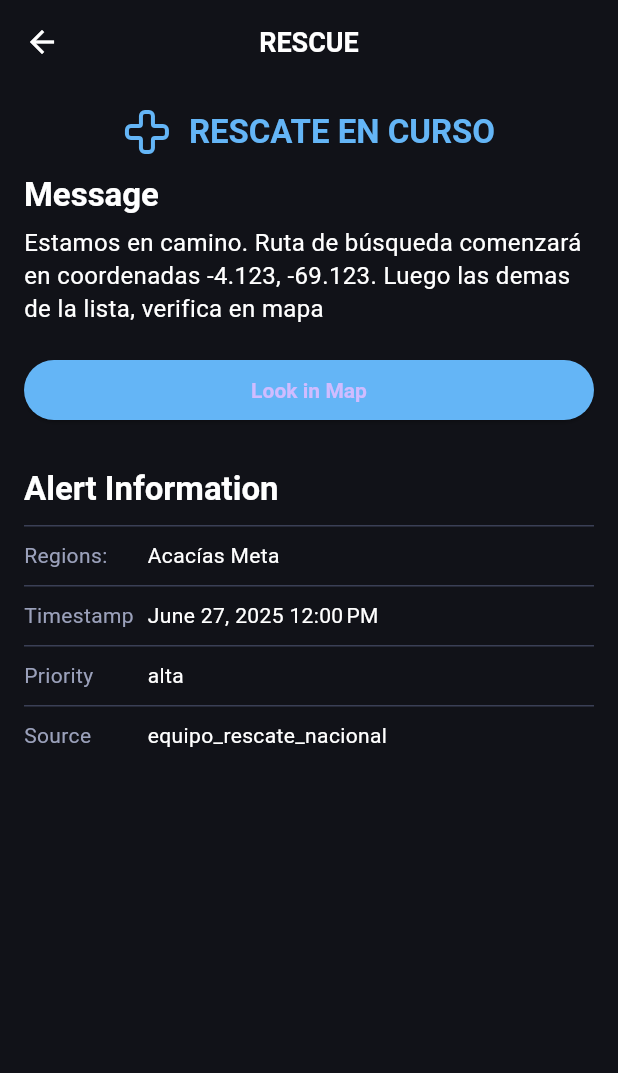
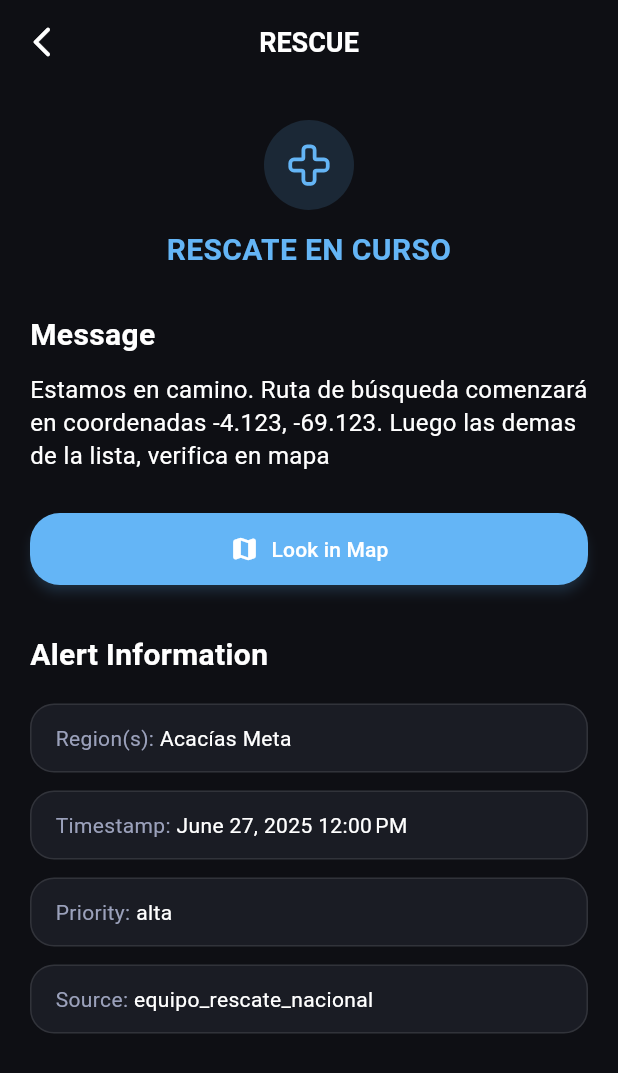
Before and after one commit to Jejid/Global_Alert_GNSS, a Flutter app: the screen it shows after launch, after a tap on "Rescate en curso", on a phone screen of 412 x 824 dp. Shown: the top 1073 px of the screen. Run offline on Flutter 3.47's test engine with Material 3 defaults, Android fonts, the phone set to English and light mode, and no system bars; our stand-ins replace flutter_map, google_maps_flutter, latlong2, lucide_icons; missing offline and left inert: flutter_map_tile_caching.

Commit message:
New looks for screens

```diff
--- a/lib/l10n/app_localizations.dart
+++ b/lib/l10n/app_localizations.dart
@@ -119,13 +119,13 @@ abstract class AppLocalizations {
   /// No description provided for @region.
   ///
   /// In en, this message translates to:
-  /// **'Region:'**
+  /// **'Region'**
   String get region;
 
   /// No description provided for @regions.
   ///
   /// In en, this message translates to:
-  /// **'Regions:'**
+  /// **'Region(s)'**
   String get regions;
 
   /// No description provided for @loadingError.
--- a/lib/l10n/app_localizations_en.dart
+++ b/lib/l10n/app_localizations_en.dart
@@ -18,10 +18,10 @@ class AppLocalizationsEn extends AppLocalizations {
   String get validUntil => 'Valid until:';
 
   @override
-  String get region => 'Region:';
+  String get region => 'Region';
 
   @override
-  String get regions => 'Regions:';
+  String get regions => 'Region(s)';
 
   @override
   String get loadingError => 'Error loading alerts';
--- a/lib/l10n/app_localizations_es.dart
+++ b/lib/l10n/app_localizations_es.dart
@@ -18,10 +18,10 @@ class AppLocalizationsEs extends AppLocalizations {
   String get validUntil => 'Válido hasta:';
 
   @override
-  String get region => 'Región:';
+  String get region => 'Región';
 
   @override
-  String get regions => 'Regiones:';
+  String get regions => 'Region(es)';
 
   @override
   String get loadingError => 'Error al cargar alertas';
--- a/lib/l10n/intl_en.arb
+++ b/lib/l10n/intl_en.arb
@@ -3,8 +3,8 @@
   "alertsTitle": "Alerts",
   "viewAlerts": "View Alerts",
   "validUntil": "Valid until:",
-  "region": "Region:",
-  "regions": "Region(s):",
+  "region": "Region",
+  "regions": "Region(s)",
   "loadingError": "Error loading alerts",
   "appTitle": "Global Alert GNSS",
   "recentAlerts": "Recent Alerts",
--- a/lib/l10n/intl_es.arb
+++ b/lib/l10n/intl_es.arb
@@ -3,8 +3,8 @@
   "alertsTitle": "Alertas",
   "viewAlerts": "Ver Alertas",
   "validUntil": "Válido hasta:",
-  "region": "Región:",
-  "regions": "Region(es):",
+  "region": "Región",
+  "regions": "Region(es)",
   "loadingError": "Error al cargar alertas",
   "appTitle": "Alertas Globales GNSS",
   "recentAlerts": "Alertas Recientes",
--- a/lib/screens/alert_detail_screen.dart
+++ b/lib/screens/alert_detail_screen.dart
@@ -13,60 +13,48 @@ class AlertDetailScreen extends StatelessWidget {
   Widget build(BuildContext context) {
     final icon = AlertUtils.getIconLucid(alert.type);
     final color = AlertUtils.getAlertColor(alert.type);
-
     final loc = AppLocalizations.of(context)!;
 
-    // Colores del diseño
-    const backgroundColor = Color(0xFF111218);
-    const borderColor = Color(0xFF3a3f55);
+    const backgroundColor = Color(0xFF0E0F14);
+    const cardColor = Color(0xFF1A1C24);
     const textWhite = Colors.white;
     const textGray = Color(0xFF9ba1bb);
-    const buttonBlue = Color(0xFF4264fa);
 
-    TextStyle sectionTitleStyle = const TextStyle(
+    final sectionTitleStyle = const TextStyle(
       color: textWhite,
-      fontSize: 22,
-      fontWeight: FontWeight.bold,
-      height: 1.2,
-      letterSpacing: -0.015,
+      fontSize: 20,
+      fontWeight: FontWeight.w600,
     );
 
-    TextStyle labelStyle = const TextStyle(
+    final labelStyle = const TextStyle(
       color: textGray,
       fontSize: 14,
-      fontWeight: FontWeight.normal,
-      height: 1.1,
     );
 
-    TextStyle valueStyle = const TextStyle(
+    final valueStyle = const TextStyle(
       color: textWhite,
       fontSize: 14,
-      fontWeight: FontWeight.normal,
-      height: 1.1,
     );
 
-    TextStyle detailTextStyle = const TextStyle(
+    final detailTextStyle = const TextStyle(
       color: textWhite,
       fontSize: 16,
-      fontWeight: FontWeight.normal,
       height: 1.4,
     );
 
-    Widget buildDetailRow(String label, String value) {
+    Widget buildDetailCard(String label, String value) {
       return Container(
-        decoration: const BoxDecoration(
-          border: Border(
-            top: BorderSide(color: borderColor, width: 1),
+        margin: const EdgeInsets.symmetric(vertical: 6),
+        padding: const EdgeInsets.symmetric(horizontal: 16, vertical: 12),
+        decoration: BoxDecoration(
+          color: cardColor,
+          borderRadius: BorderRadius.circular(16),
+          border: Border.all(color: Colors.white10),
         ),
-        ),
-        padding: const EdgeInsets.symmetric(vertical: 12),
         child: Row(
           crossAxisAlignment: CrossAxisAlignment.start,
           children: [
-            SizedBox(
-              width: MediaQuery.of(context).size.width * 0.2,
-              child: Text(label, style: labelStyle),
-            ),
+            Text('$label: ', style: labelStyle),
             Expanded(child: Text(value, style: valueStyle)),
           ],
         ),
@@ -79,77 +67,63 @@ class AlertDetailScreen extends StatelessWidget {
         backgroundColor: backgroundColor,
         elevation: 0,
         leading: IconButton(
-          icon: const Icon(Icons.arrow_back, color: textWhite),
+          icon: const Icon(Icons.arrow_back_ios_new_rounded, color: textWhite),
           onPressed: () => Navigator.of(context).pop(),
         ),
-        // Título dinámico: tipo de alerta en mayúsculas
-        title: Text(
+        title: AnimatedSwitcher(
+          duration: const Duration(milliseconds: 300),
+          child: Text(
             alert.type.toUpperCase(),
+            key: ValueKey(alert.type),
             style: const TextStyle(
               color: textWhite,
               fontWeight: FontWeight.bold,
               fontSize: 18,
-            letterSpacing: -0.015,
+            ),
           ),
         ),
         centerTitle: true,
       ),
       body: SafeArea(
-        child: Padding(
-          padding: const EdgeInsets.symmetric(horizontal: 16),
+        child: SingleChildScrollView(
+          padding: const EdgeInsets.symmetric(horizontal: 20, vertical: 24),
+          child: Column(
+            crossAxisAlignment: CrossAxisAlignment.start,
+            children: [
+              // Icono + Título
+              Center(
                 child: Column(
                   children: [
-              // Título centrado con icono y tipo alerta
-            Padding(
-                padding: const EdgeInsets.only(top: 16, bottom: 12),
-                child: Row(
-                  mainAxisAlignment: MainAxisAlignment.center,
-                    children: [
-                      Icon(icon, size: 32, color: color),
-                      const SizedBox(width: 12),
+                    CircleAvatar(
+                      backgroundColor: color.withOpacity(0.15),
+                      radius: 30,
+                      child: Icon(icon, color: color, size: 30),
+                    ),
+                    const SizedBox(height: 12),
                     Text(
                       alert.title.toUpperCase(),
+                      textAlign: TextAlign.center,
                       style: TextStyle(
-                          fontSize: 22,
+                        color: color,
+                        fontSize: 20,
                         fontWeight: FontWeight.bold,
-                          color: color,
-                          letterSpacing: -0.015,
                       ),
                     ),
                   ],
                 ),
               ),
+              const SizedBox(height: 28),
 
-              // Sección Details (mensaje)
-            Expanded(
-              child: SingleChildScrollView(
-                child: Column(
-                    crossAxisAlignment: CrossAxisAlignment.start,
-                  children: [
+              // Mensaje
               Text(loc.message, style: sectionTitleStyle),
-                    const SizedBox(height: 8),
-                    Text(
-                      alert.message,
-                      style: detailTextStyle,
-                    ),
-                    const SizedBox(height: 24),
+              const SizedBox(height: 10),
+              Text(alert.message, style: detailTextStyle),
+              const SizedBox(height: 28),
 
-            // Botón "Look in Map"
+              // Botón moderno
               SizedBox(
                 width: double.infinity,
-                height: 40,
-                child: ElevatedButton(
-                  style: ElevatedButton.styleFrom(
-                            backgroundColor: color,
-                    shape: RoundedRectangleBorder(
-                      borderRadius: BorderRadius.circular(20),
-                    ),
-                    textStyle: const TextStyle(
-                      fontWeight: FontWeight.bold,
-                      fontSize: 14,
-                      letterSpacing: 0.015,
-                    ),
-                  ),
+                child: ElevatedButton.icon(
                   onPressed: () {
                     Navigator.push(
                       context,
@@ -158,29 +132,37 @@ class AlertDetailScreen extends StatelessWidget {
                       ),
                     );
                   },
-                          child: Text(loc.lookInMap,
-                              overflow: TextOverflow.ellipsis),
+                  icon: const Icon(Icons.map_rounded, size: 20),
+                  label: Text(loc.lookInMap),
+                  style: ElevatedButton.styleFrom(
+                    backgroundColor: color,
+                    foregroundColor: Colors.white,
+                    padding: const EdgeInsets.symmetric(vertical: 14),
+                    shape: RoundedRectangleBorder(
+                      borderRadius: BorderRadius.circular(20),
                     ),
-                      ),
-
-                      const SizedBox(height: 32),
-
-                      // Sección Alert Information (grid)
-                      Text(loc.alertInformation, style: sectionTitleStyle),
-                      const SizedBox(height: 12),
-
-                      buildDetailRow(loc.regions, alert.regions.toString().replaceAll('[', '').replaceAll(']', '') ?? 'N/A'),
-                      buildDetailRow(loc.timestamp,
-                          AlertUtils.formatDate(alert.timestamp)),
-                      buildDetailRow(
-                          loc.alertPriority, alert.priority ?? 'N/A'),
-                      buildDetailRow(loc.source, alert.source ?? 'N/A'),
-
-                      const SizedBox(height: 24),
-                    ],
+                    elevation: 3,
+                    shadowColor: color.withOpacity(0.4),
                   ),
                 ),
               ),
+              const SizedBox(height: 32),
+
+              // Información adicional
+              Text(loc.alertInformation, style: sectionTitleStyle),
+              const SizedBox(height: 12),
+              buildDetailCard(
+                  loc.regions,
+                  alert.regions
+                      ?.toString()
+                      .replaceAll('[', '')
+                      .replaceAll(']', '') ??
+                      'N/A'),
+              buildDetailCard(
+                  loc.timestamp, AlertUtils.formatDate(alert.timestamp)),
+              buildDetailCard(loc.alertPriority, alert.priority ?? 'N/A'),
+              buildDetailCard(loc.source, alert.source ?? 'N/A'),
+              const SizedBox(height: 40),
             ],
           ),
         ),
--- a/lib/screens/home_screen.dart
+++ b/lib/screens/home_screen.dart
@@ -26,19 +26,9 @@ class _HomeScreenState extends State<HomeScreen> with SingleTickerProviderStateM
   @override
   void initState() {
     super.initState();
-
-    _animController = AnimationController(
-      vsync: this,
-      duration: const Duration(milliseconds: 800),
-    );
-
-    _fadeIn = CurvedAnimation(
-      parent: _animController,
-      curve: Curves.easeIn,
-    );
-
+    _animController = AnimationController(vsync: this, duration: const Duration(milliseconds: 800));
+    _fadeIn = CurvedAnimation(parent: _animController, curve: Curves.easeIn);
     _animController.forward();
-
     _loadAlerts();
   }
 
@@ -65,11 +55,7 @@ class _HomeScreenState extends State<HomeScreen> with SingleTickerProviderStateM
                 point: LatLng(loc.lat, loc.lon),
                 width: 40,
                 height: 40,
-                child: Icon(
-                  Icons.location_on,
-                  color: color,
-                  size: 32,
-                ),
+                child: Icon(Icons.location_on, color: color, size: 32),
               ),
             );
           }
@@ -94,16 +80,11 @@ class _HomeScreenState extends State<HomeScreen> with SingleTickerProviderStateM
 
   @override
   Widget build(BuildContext context) {
-    const backgroundColor = Color(0xFF101323);
-    const secondaryBackgroundColor = Color(0xFF21284a);
-    const footerBackgroundColor = Color(0xFF181d35);
+    const backgroundColor = Color(0xFF0E0F14);
+    const cardColor = Color(0xFF1A1C24);
+    const footerColor = Color(0xFF14161F);
     const textColor = Colors.white;
-    const secondaryTextColor = Color(0xFF8e99cc);
-
-    final sectionTitleStyle = Theme.of(context).textTheme.titleLarge?.copyWith(
-      fontWeight: FontWeight.bold,
-      color: textColor,
-    );
+    const secondaryText = Color(0xFF9ba1bb);
 
     final loc = AppLocalizations.of(context)!;
 
@@ -116,96 +97,84 @@ class _HomeScreenState extends State<HomeScreen> with SingleTickerProviderStateM
               child: FadeTransition(
                 opacity: _fadeIn,
                 child: SingleChildScrollView(
-                  padding: const EdgeInsets.only(bottom: 16),
+                  padding: const EdgeInsets.only(bottom: 20),
                   child: Column(
-                    crossAxisAlignment: CrossAxisAlignment.stretch,
+                    crossAxisAlignment: CrossAxisAlignment.start,
                     children: [
                       // Header
-                      Container(
-                        padding: const EdgeInsets.fromLTRB(16, 16, 16, 8),
-                        color: backgroundColor,
+                      Padding(
+                        padding: const EdgeInsets.fromLTRB(20, 16, 20, 8),
                         child: Row(
                           children: [
-                            const Spacer(),
-                            Text(
-                              loc.alertsTitle,
+                            const Icon(Icons.public, color: textColor, size: 28),
+                            const SizedBox(width: 10),
+                            Expanded(
+                              child: Text(
+                                loc.appTitle,
                                 style: const TextStyle(
+                                  fontSize: 22,
+                                  fontWeight: FontWeight.bold,
                                   color: textColor,
-                                fontSize: 20,
-                                fontWeight: FontWeight.bold,
-                                letterSpacing: -0.015,
                                 ),
                               ),
-                            const Spacer(),
+                            ),
                             IconButton(
-                              icon: const Icon(Icons.settings, color: Colors.white),
-                              onPressed: () {
-                                // a futuro opciones sobre las alertas
-                                // TODO: Acción configuración
-                              },
+                              icon: const Icon(Icons.person_rounded, color: Colors.white),
+                              onPressed: () {},
                             ),
                           ],
                         ),
                       ),
 
-                      // Latest Alerts Title
-                      Padding(
-                        padding: const EdgeInsets.symmetric(horizontal: 16, vertical: 8),
-                        child: Align(
-                          alignment: Alignment.centerLeft,
-                          child: Text(
-                            loc.recentAlerts,
-                            style: sectionTitleStyle?.copyWith(fontSize: 22),
-                          ),
-                        ),
-                      ),
-
-                      // Latest Alerts List (shrinkWrap: true)
-                      if (_recentAlerts.isEmpty)
-                        Padding(
-                          padding: const EdgeInsets.symmetric(horizontal: 16, vertical: 8),
+                      // Recent Alerts
+                      _buildSectionTitle(loc.recentAlerts),
+                      _recentAlerts.isEmpty
+                          ? Padding(
+                        padding: const EdgeInsets.symmetric(horizontal: 20),
                         child: Text(
                           loc.noRecentAlerts,
-                            style: TextStyle(color: secondaryTextColor),
+                          style: const TextStyle(color: secondaryText),
                         ),
                       )
-                      else
-                        ListView.separated(
+                          : ListView.separated(
                         shrinkWrap: true,
                         physics: const NeverScrollableScrollPhysics(),
-                          padding: const EdgeInsets.symmetric(horizontal: 16),
+                        padding: const EdgeInsets.symmetric(horizontal: 20),
                         itemCount: _recentAlerts.length,
-                          separatorBuilder: (_, __) => const SizedBox(height: 8),
+                        separatorBuilder: (_, __) => const SizedBox(height: 10),
                         itemBuilder: (context, index) {
                           final alert = _recentAlerts[index];
+                          final icon = AlertUtils.getIconLucid(alert.type);
                           final color = AlertUtils.getAlertColor(alert.type);
-                            final icon = AlertUtils.getIconLucid(alert.type);
 
                           return GestureDetector(
-                              onTap: () {
-                                Navigator.push(
+                            onTap: () => Navigator.push(
                               context,
-                                  MaterialPageRoute(
-                                    builder: (_) => AlertDetailScreen(alert: alert),
+                              MaterialPageRoute(builder: (_) => AlertDetailScreen(alert: alert)),
                             ),
-                                );
-                              },
                             child: Container(
+                              padding: const EdgeInsets.all(14),
                               decoration: BoxDecoration(
-                                  color: secondaryBackgroundColor,
-                                  borderRadius: BorderRadius.circular(8),
+                                color: cardColor,
+                                borderRadius: BorderRadius.circular(16),
+                                boxShadow: [
+                                  BoxShadow(
+                                    color: Colors.black.withOpacity(0.08),
+                                    blurRadius: 6,
+                                    offset: const Offset(0, 3),
+                                  )
+                                ],
                               ),
-                                padding: const EdgeInsets.symmetric(horizontal: 12, vertical: 8),
                               child: Row(
                                 children: [
                                   Container(
-                                      width: 40,
-                                      height: 40,
+                                    width: 42,
+                                    height: 42,
                                     decoration: BoxDecoration(
                                       color: color,
-                                        borderRadius: BorderRadius.circular(8),
+                                      borderRadius: BorderRadius.circular(12),
                                     ),
-                                      child: Icon(icon, color: Colors.white, size: 24),
+                                    child: Icon(icon, color: Colors.white),
                                   ),
                                   const SizedBox(width: 12),
                                   Expanded(
@@ -214,21 +183,18 @@ class _HomeScreenState extends State<HomeScreen> with SingleTickerProviderStateM
                                       children: [
                                         Text(
                                           alert.title,
+                                          maxLines: 1,
+                                          overflow: TextOverflow.ellipsis,
                                           style: const TextStyle(
                                             color: textColor,
+                                            fontSize: 16,
                                             fontWeight: FontWeight.w600,
-                                              fontSize: 16,
-                                              overflow: TextOverflow.ellipsis,
                                           ),
-                                            maxLines: 1,
                                         ),
-                                          const SizedBox(height: 2),
+                                        const SizedBox(height: 4),
                                         Text(
                                           AlertUtils.formatTimestamp(alert.timestamp),
-                                            style: TextStyle(
-                                              color: secondaryTextColor,
-                                              fontSize: 12,
-                                            ),
+                                          style: const TextStyle(color: secondaryText, fontSize: 12),
                                         ),
                                       ],
                                     ),
@@ -240,27 +206,15 @@ class _HomeScreenState extends State<HomeScreen> with SingleTickerProviderStateM
                         },
                       ),
 
-                      // Map Section Title
+                      // Map Section
+                      _buildSectionTitle(loc.alertMap),
                       Padding(
-                        padding: const EdgeInsets.fromLTRB(16, 12, 16, 8),
-                        child: Align(
-                          alignment: Alignment.centerLeft,
-                          child: Text(
-                            loc.alertMap,
-                            style: sectionTitleStyle?.copyWith(fontSize: 22),
-                          ),
-                        ),
-                      ),
-
-                      // Map with FlutterMap and markers
-                      Padding(
-                        padding: const EdgeInsets.symmetric(horizontal: 16),
+                        padding: const EdgeInsets.symmetric(horizontal: 20),
                         child: ClipRRect(
-                          borderRadius: BorderRadius.circular(12),
+                          borderRadius: BorderRadius.circular(16),
                           child: Material(
                             color: Colors.transparent,
                             child: InkWell(
-                              borderRadius: BorderRadius.circular(12),
                               onTap: () {
                                 Navigator.push(
                                   context,
@@ -290,29 +244,23 @@ class _HomeScreenState extends State<HomeScreen> with SingleTickerProviderStateM
                           ),
                         ),
                       ),
+                      const SizedBox(height: 20),
                     ],
                   ),
                 ),
               ),
             ),
 
-            // Footer Navigation Bar
+            // Footer Navigation
             Container(
-              color: footerBackgroundColor,
-              padding: const EdgeInsets.symmetric(vertical: 8, horizontal: 16),
+              color: footerColor,
+              padding: const EdgeInsets.symmetric(vertical: 10, horizontal: 20),
               child: Row(
                 mainAxisAlignment: MainAxisAlignment.spaceAround,
                 children: [
+                  _buildFooterButton(icon: Icons.home_rounded, label: loc.home, isActive: true, onTap: () {}),
                   _buildFooterButton(
-                    icon: Icons.home,
-                    label: loc.home,
-                    isActive: true,
-                    onTap: () {
-                      // Ya estamos en Alerts
-                    },
-                  ),
-                  _buildFooterButton(
-                    icon: Icons.map_outlined,
+                    icon: Icons.map_rounded,
                     label: loc.alertMap,
                     isActive: false,
                     onTap: () {
@@ -323,7 +271,7 @@ class _HomeScreenState extends State<HomeScreen> with SingleTickerProviderStateM
                     },
                   ),
                   _buildFooterButton(
-                    icon: Icons.history,
+                    icon: Icons.history_rounded,
                     label: loc.history,
                     isActive: false,
                     onTap: () {
@@ -334,18 +282,31 @@ class _HomeScreenState extends State<HomeScreen> with SingleTickerProviderStateM
                     },
                   ),
                   _buildFooterButton(
-                    icon: Icons.settings,
+                    icon: Icons.settings_rounded,
                     label: loc.appTitle,
-                    // No tienes "Settings" en el arb, usa appTitle o agrega uno nuevo
                     isActive: false,
                     onTap: () {
-                      // Acción configuración
+                      // Configuración futura
                     },
                   ),
                 ],
               ),
             ),
           ],
+        ),
+      ),
+    );
+  }
+
+  Widget _buildSectionTitle(String title) {
+    return Padding(
+      padding: const EdgeInsets.fromLTRB(20, 28, 20, 12),
+      child: Text(
+        title,
+        style: const TextStyle(
+          color: Colors.white,
+          fontSize: 20,
+          fontWeight: FontWeight.bold,
         ),
       ),
     );
@@ -373,7 +334,6 @@ class _HomeScreenState extends State<HomeScreen> with SingleTickerProviderStateM
               color: isActive ? activeColor : inactiveColor,
               fontSize: 12,
               fontWeight: FontWeight.w500,
-              letterSpacing: 0.015,
             ),
           ),
         ],
```
Also changed, not shown: lib/screens/alerts_list_screen.dart (+60 -79 lines). Lines whose indentation alone changed are shown as unchanged.
